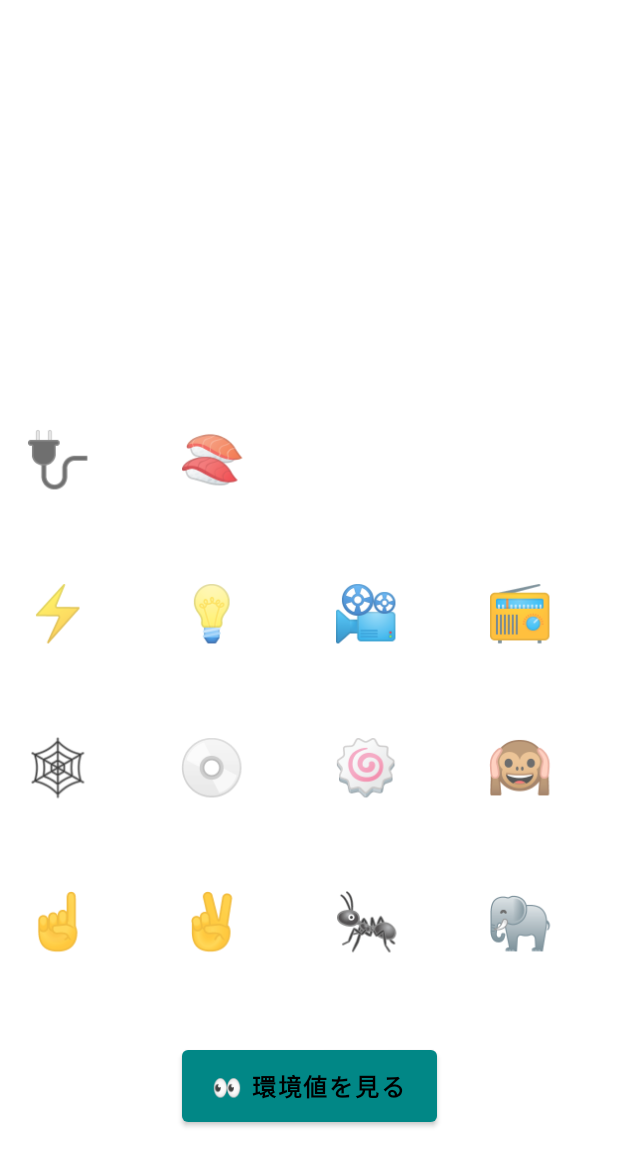
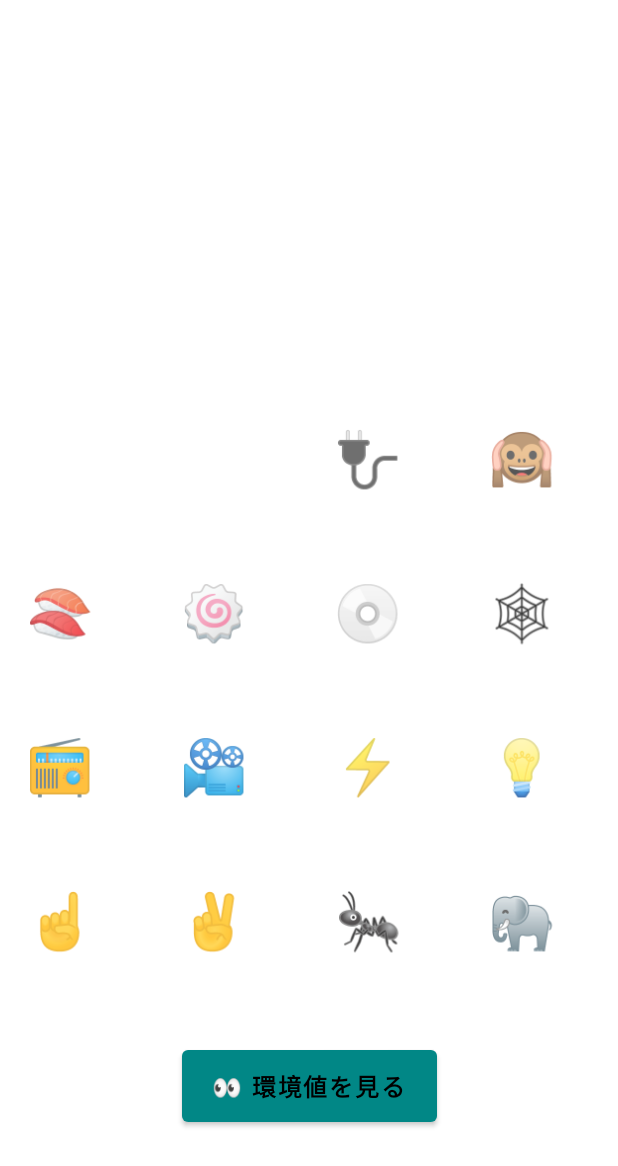
Before and after one commit to geckour/HomeAPI, an Android app built with Jetpack Compose: the screen it shows after launch (MainActivity), item 2 of the bottom bar chosen, on a phone screen of 412 x 824 dp. Shown: the top 1166 px of the screen. Run offline under Robolectric (Android 15) with nearby library versions, the phone set to English and light mode, and no system bars; our stand-ins replace Timber; libraries missing offline, so code that uses them is left out: com.facebook.stetho, com.jakewharton.retrofit2; 1 statement that could not run was skipped.

Commit message:
Tweak layout

```diff
--- a/app/src/main/java/com/geckour/homeapi/ui/MainActivity.kt
+++ b/app/src/main/java/com/geckour/homeapi/ui/MainActivity.kt
@@ -11,6 +11,7 @@ import androidx.compose.foundation.ExperimentalFoundationApi
 import androidx.compose.foundation.background
 import androidx.compose.foundation.clickable
 import androidx.compose.foundation.interaction.MutableInteractionSource
+import androidx.compose.foundation.layout.Arrangement
 import androidx.compose.foundation.layout.Arrangement.Bottom
 import androidx.compose.foundation.layout.Box
 import androidx.compose.foundation.layout.Column
@@ -41,6 +42,7 @@ import androidx.compose.runtime.mutableStateOf
 import androidx.compose.runtime.remember
 import androidx.compose.runtime.setValue
 import androidx.compose.ui.Alignment
+import androidx.compose.ui.Alignment.Companion.End
 import androidx.compose.ui.Modifier
 import androidx.compose.ui.graphics.Color
 import androidx.compose.ui.layout.onGloballyPositioned
@@ -160,7 +162,10 @@ class MainActivity : ComponentActivity() {
 
     @Composable
     fun GridItem(items: List<RequestData>, sideLength: Dp) {
-        Row(modifier = Modifier.fillMaxWidth()) {
+        Row(
+            modifier = Modifier.fillMaxWidth(),
+            horizontalArrangement = Arrangement.End
+        ) {
             items.forEach { item ->
                 val interactionSource = remember { MutableInteractionSource() }
                 Box(
--- a/app/src/main/java/com/geckour/homeapi/ui/MainViewModel.kt
+++ b/app/src/main/java/com/geckour/homeapi/ui/MainViewModel.kt
@@ -44,15 +44,15 @@ class MainViewModel : ViewModel() {
         RequestData("🐜", "ボリューム減") { sendAmp(AmpCommand.VOL_DOWN) },
         RequestData("✌️", "S/PDIF 2") { sendAmp(AmpCommand.SELECT_SPDIF_2) },
         RequestData("☝️", "S/PDIF 1") { sendAmp(AmpCommand.SELECT_SPDIF_1) },
-        RequestData("🙉", "ミュート") { sendAmp(AmpCommand.VOL_TOGGLE_MUTE) },
-        RequestData("🍥", "PHONO") { sendAmp(AmpCommand.SELECT_PHONO) },
-        RequestData("💿", "CD") { sendAmp(AmpCommand.SELECT_CD) },
-        RequestData("🕸", "NETWORK") { sendAmp(AmpCommand.SELECT_NETWORK) },
-        RequestData("📻", "TUNER") { sendAmp(AmpCommand.SELECT_TUNER) },
-        RequestData("📽", "RECORDER") { sendAmp(AmpCommand.SELECT_RECORDER) },
         RequestData("💡", "OPTICAL") { sendAmp(AmpCommand.SELECT_OPTICAL) },
         RequestData("⚡", "COAXIAL") { sendAmp(AmpCommand.SELECT_COAXIAL) },
+        RequestData("📽", "RECORDER") { sendAmp(AmpCommand.SELECT_RECORDER) },
+        RequestData("📻", "TUNER") { sendAmp(AmpCommand.SELECT_TUNER) },
+        RequestData("🕸", "NETWORK") { sendAmp(AmpCommand.SELECT_NETWORK) },
+        RequestData("💿", "CD") { sendAmp(AmpCommand.SELECT_CD) },
+        RequestData("🍥", "PHONO") { sendAmp(AmpCommand.SELECT_PHONO) },
         RequestData("🍣", "SOURCE DIRECT") { sendAmp(AmpCommand.MODE_TOGGLE_SOURCE_DIRECT) },
+        RequestData("🙉", "ミュート") { sendAmp(AmpCommand.VOL_TOGGLE_MUTE) },
         RequestData("🔌", "アンプ電源") { sendAmp(AmpCommand.TOGGLE_POWER) },
     )
     internal val items = mapOf(
```
